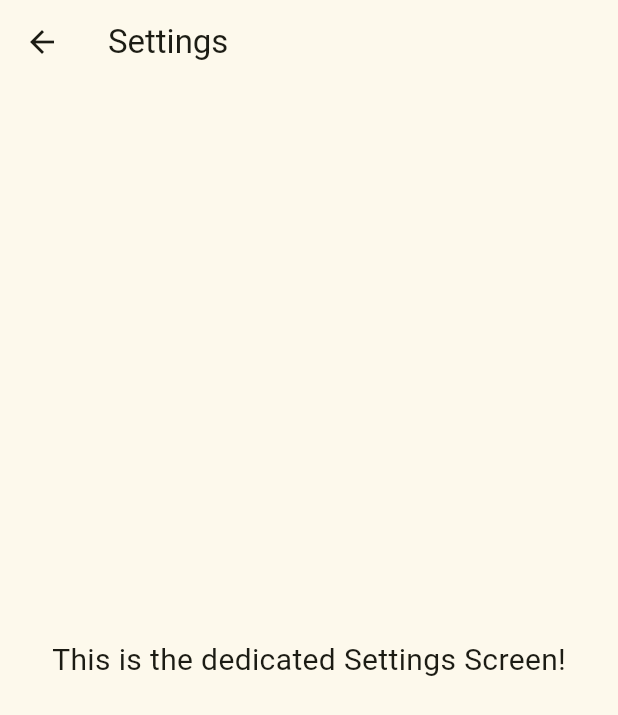
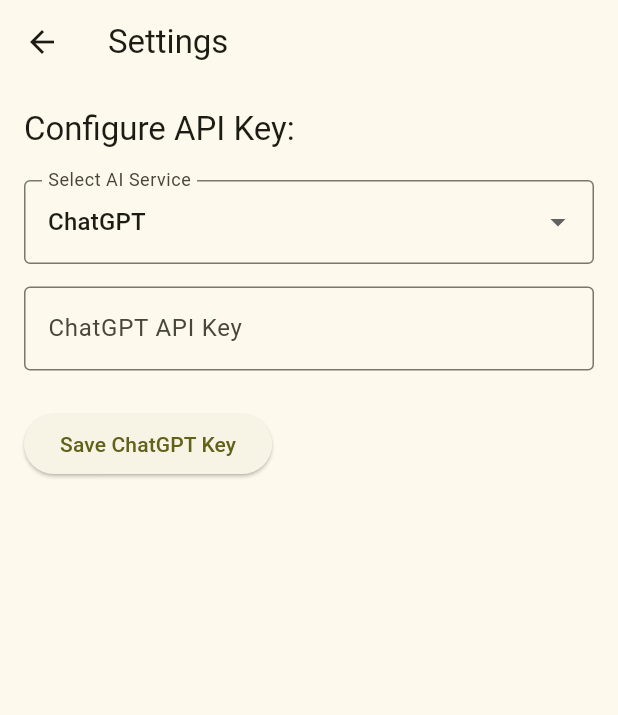
Before and after one commit to FinchChat/FinchChat, a Flutter app: the screen it shows after launch, in the side drawer, after a tap on "Settings", on a phone screen of 412 x 824 dp. Shown: the top 715 px of the screen. Run offline on Flutter 3.47's test engine with Material 3 defaults, Android fonts, the phone set to English and light mode, and no system bars; our stand-ins replace shared_preferences.

Commit message:
feat: settings screen

```diff
--- /dev/null
+++ b/lib/models/ai_service_details.dart
@@ -0,0 +1,20 @@
+enum AiService { chatgpt, grok, gemini, claude }
+
+Map<AiService, String> aiServiceLabel = {
+  AiService.chatgpt: 'ChatGPT',
+  AiService.grok: 'Grok',
+  AiService.gemini: 'Gemini',
+  AiService.claude: 'Claude',
+};
+
+class AiServiceDetails {
+  final String label;
+  final String storageKey;
+  String? apiKey;
+
+  AiServiceDetails({
+    required this.label,
+    required this.storageKey,
+    this.apiKey,
+  });
+}
--- /dev/null
+++ b/lib/models/ai_service_manager.dart
@@ -0,0 +1,46 @@
+import './ai_service_details.dart';
+import 'package:shared_preferences/shared_preferences.dart';
+
+class AiServiceManager {
+  final Map<AiService, AiServiceDetails> _serviceDetails = {};
+
+  bool _isApiKeysLoaded = false;
+
+  static final AiServiceManager _instance = AiServiceManager._internal();
+  factory AiServiceManager() {
+    return _instance;
+  }
+  AiServiceManager._internal() {
+    _initializeServices();
+  }
+
+  void _initializeServices() {
+    for (final service in AiService.values) {
+      _serviceDetails[service] = AiServiceDetails(
+        label: aiServiceLabel[service]!,
+        storageKey: 'apiKey_${service.name}',
+        apiKey: '',
+      );
+    }
+  }
+
+  Future<void> loadApiKeys() async {
+    if (_isApiKeysLoaded) return;
+
+    final prefs = await SharedPreferences.getInstance();
+    for (final service in _serviceDetails.keys) {
+      final details = _serviceDetails[service]!;
+      final storedValue = prefs.getString(details.storageKey);
+      details.apiKey = storedValue ?? '';
+    }
+    _isApiKeysLoaded = true;
+  }
+
+  AiServiceDetails getAiServiceDetails(AiService service) {
+    return _serviceDetails[service]!;
+  }
+
+  List<AiService> getAllServices() {
+    return _serviceDetails.keys.toList();
+  }
+}
--- a/lib/screens/settings.dart
+++ b/lib/screens/settings.dart
@@ -1,24 +1,131 @@
 import 'package:flutter/material.dart';
+import '../models/ai_service_manager.dart';
+import '../models/ai_service_details.dart';
 
-class SettingsScreen extends StatelessWidget {
+class SettingsScreen extends StatefulWidget {
   // Route name for navigation
   static const String routeName = '/settings';
 
   const SettingsScreen({super.key});
 
   @override
+  State<SettingsScreen> createState() => _SettingsScreenState();
+}
+
+class _SettingsScreenState extends State<SettingsScreen> {
+  final AiServiceManager _aiServiceManager = AiServiceManager();
+  late AiService _selectedService;
+  bool _isLoading = true;
+  final TextEditingController _apiKeyController = TextEditingController();
+
+  @override
+  void initState() {
+    super.initState();
+    _selectedService =
+        _aiServiceManager.getAllServices().isNotEmpty
+            ? _aiServiceManager.getAllServices().first
+            : AiService.values.first;
+    _loadSettings();
+  }
+
+  Future<void> _loadSettings() async {
+    await _aiServiceManager.loadApiKeys();
+    setState(() => _isLoading = false);
+  }
+
+  Future<void> _saveSettings() async {
+    print('Saving settings for $_selectedService');
+    print('API Key: ${_apiKeyController.text}');
+  }
+
+  @override
+  void dispose() {
+    _apiKeyController.dispose(); // Clean up the controller
+    super.dispose();
+  }
+
+  @override
   Widget build(BuildContext context) {
     return Scaffold(
-      appBar: AppBar(
-        title: const Text('Settings'),
-        // Automatically adds a back button
-      ),
-      body: const Center(
-        child: Text(
-          'This is the dedicated Settings Screen!',
-          style: TextStyle(fontSize: 20),
-        ),
-      ),
+      appBar: AppBar(title: const Text('Settings')),
+      body:
+          _isLoading
+              ? const Center(child: CircularProgressIndicator())
+              : Padding(
+                // Use Padding for spacing around the content
+                padding: const EdgeInsets.all(16.0),
+                child: Column(
+                  // Use Column for vertical layout
+                  crossAxisAlignment:
+                      CrossAxisAlignment.start, // Align items left
+                  children: <Widget>[
+                    Text(
+                      'Configure API Key:',
+                      style: Theme.of(context).textTheme.titleLarge,
+                    ),
+                    const SizedBox(height: 20), // Spacing
+                    // --- Dropdown to select the service ---
+                    DropdownButtonFormField<AiService>(
+                      value: _selectedService, // Current selection state
+                      decoration: const InputDecoration(
+                        labelText: 'Select AI Service',
+                        border: OutlineInputBorder(),
+                      ),
+                      // Create items from the available services list
+                      items:
+                          _aiServiceManager.getAllServices().map((
+                            AiService service,
+                          ) {
+                            // Get details from manager for display name
+                            final details = _aiServiceManager
+                                .getAiServiceDetails(service);
+                            return DropdownMenuItem<AiService>(
+                              value: service,
+                              child: Text(details.label),
+                            );
+                          }).toList(),
+                      // Handle selection change
+                      onChanged: (AiService? newValue) {
+                        if (newValue != null) {
+                          setState(() {
+                            _selectedService = newValue;
+                            _apiKeyController.text =
+                                _aiServiceManager
+                                    .getAiServiceDetails(_selectedService)
+                                    .apiKey ??
+                                '';
+                          });
+                        }
+                      },
+                    ),
+
+                    const SizedBox(height: 15), // Spacing
+                    // --- Text field for the API key ---
+                    TextField(
+                      controller: _apiKeyController, // Link to controller
+                      decoration: InputDecoration(
+                        // Dynamic label based on selected service
+                        labelText:
+                            '${_aiServiceManager.getAiServiceDetails(_selectedService).label} API Key',
+                        border: const OutlineInputBorder(),
+                      ),
+                      obscureText: true, // Hide the key visually
+                      keyboardType:
+                          TextInputType.visiblePassword, // Appropriate keyboard
+                    ),
+
+                    const SizedBox(height: 25), // Spacing
+                    // --- Save Button ---
+                    ElevatedButton(
+                      onPressed: _saveSettings, // Call save function
+                      // Dynamic button label
+                      child: Text(
+                        'Save ${_aiServiceManager.getAiServiceDetails(_selectedService).label} Key',
+                      ),
+                    ),
+                  ],
+                ),
+              ),
     );
   }
 }
```
Also changed, not shown: pubspec.yaml (+1 -9 lines), pubspec.lock, 10 other files.
